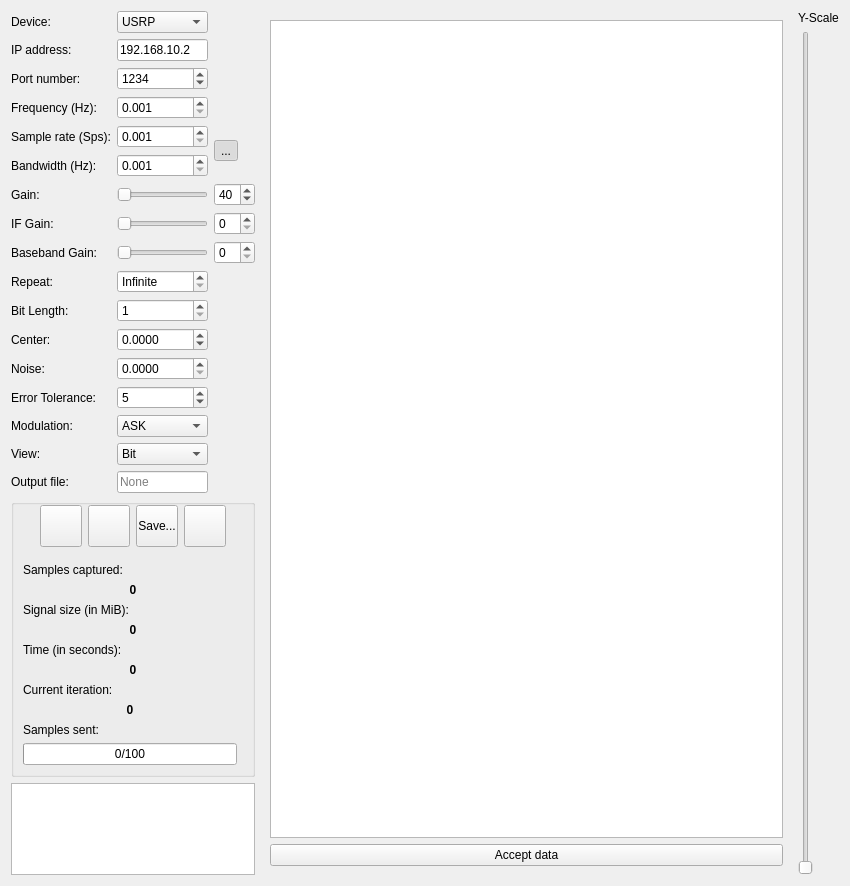
Before: the Qt Designer form ui/send_recv.ui in jopohl/urh, drawn with Qt 5.
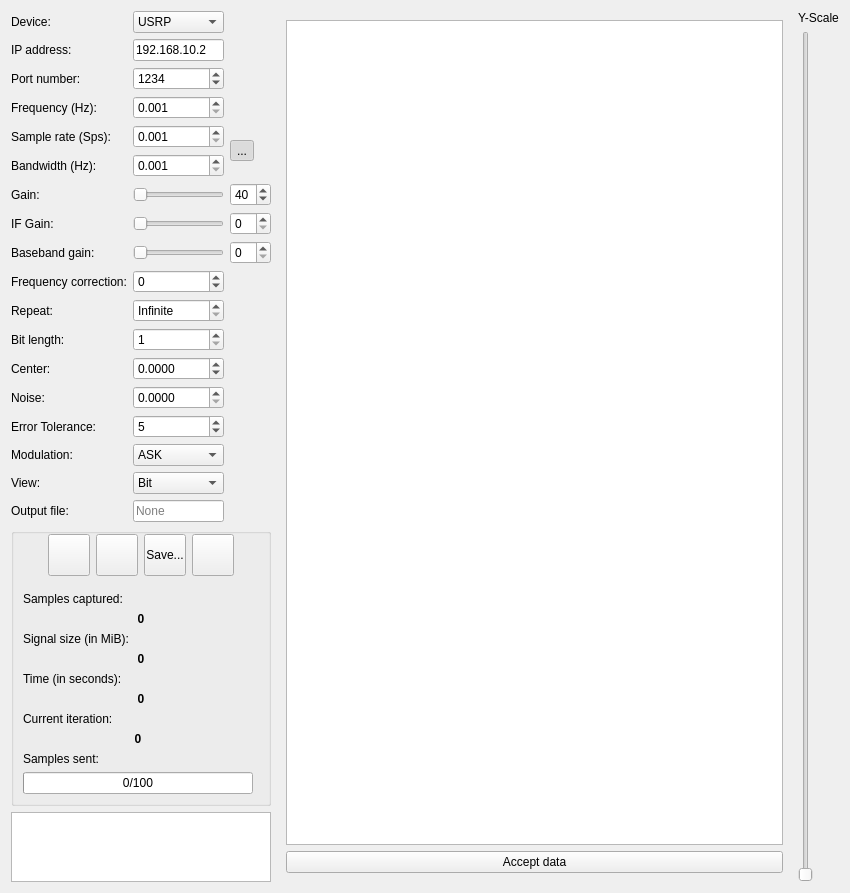
After: the same form once the commit is applied. Icons and pictures are not drawn. Custom widgets are drawn as their Qt base class.

Commit message: add label+spinbox for freq correction

```diff
--- a/ui/send_recv.ui
+++ b/ui/send_recv.ui
@@ -26,7 +26,26 @@
       <layout class="QVBoxLayout" name="verticalLayout">
        <item>
         <layout class="QGridLayout" name="gridLayout">
-         <item row="17" column="2">
+         <item row="15" column="2">
+          <widget class="QComboBox" name="combox_sniff_Modulation">
+           <item>
+            <property name="text">
+             <string>ASK</string>
+            </property>
+           </item>
+           <item>
+            <property name="text">
+             <string>FSK</string>
+            </property>
+           </item>
+           <item>
+            <property name="text">
+             <string>PSK</string>
+            </property>
+           </item>
+          </widget>
+         </item>
+         <item row="18" column="2">
           <widget class="QLineEdit" name="lineEdit_sniff_OutputFile">
            <property name="readOnly">
             <bool>false</bool>
@@ -39,7 +58,7 @@
            </property>
           </widget>
          </item>
-         <item row="16" column="2">
+         <item row="17" column="2">
           <widget class="QComboBox" name="comboBox_sniff_viewtype">
            <item>
             <property name="text">
@@ -99,7 +118,7 @@
            </property>
           </widget>
          </item>
-         <item row="9" column="2">
+         <item row="10" column="2">
           <widget class="QSpinBox" name="spinBoxNRepeat">
            <property name="specialValueText">
             <string>Infinite</string>
@@ -116,7 +135,7 @@
            </property>
           </widget>
          </item>
-         <item row="9" column="0">
+         <item row="10" column="0">
           <widget class="QLabel" name="labelNRepeat">
            <property name="text">
             <string>Repeat:</string>
@@ -179,7 +198,7 @@
            </property>
           </widget>
          </item>
-         <item row="11" column="2">
+         <item row="12" column="2">
           <widget class="QDoubleSpinBox" name="spinbox_sniff_Center">
            <property name="decimals">
             <number>4</number>
@@ -223,7 +242,7 @@
            </property>
           </widget>
          </item>
-         <item row="12" column="2">
+         <item row="13" column="2">
           <widget class="QDoubleSpinBox" name="spinbox_sniff_Noise">
            <property name="decimals">
             <number>4</number>
@@ -272,35 +291,35 @@
            </property>
           </widget>
          </item>
-         <item row="12" column="0">
+         <item row="13" column="0">
           <widget class="QLabel" name="label_sniff_Noise">
            <property name="text">
             <string>Noise:</string>
            </property>
           </widget>
          </item>
-         <item row="11" column="0">
+         <item row="12" column="0">
           <widget class="QLabel" name="label_sniff_Center">
            <property name="text">
             <string>Center:</string>
            </property>
           </widget>
          </item>
-         <item row="17" column="0">
+         <item row="18" column="0">
           <widget class="QLabel" name="label_sniff_OutputFile">
            <property name="text">
             <string>Output file:</string>
            </property>
           </widget>
          </item>
-         <item row="10" column="0">
+         <item row="11" column="0">
           <widget class="QLabel" name="label_sniff_BitLength">
            <property name="text">
-            <string>Bit Length:</string>
+            <string>Bit length:</string>
            </property>
           </widget>
          </item>
-         <item row="10" column="2">
+         <item row="11" column="2">
           <widget class="QSpinBox" name="spinbox_sniff_BitLen">
            <property name="minimum">
             <number>1</number>
@@ -310,14 +329,14 @@
            </property>
           </widget>
          </item>
-         <item row="13" column="0">
+         <item row="14" column="0">
           <widget class="QLabel" name="label_sniff_Tolerance">
            <property name="text">
             <string>Error Tolerance:</string>
            </property>
           </widget>
          </item>
-         <item row="13" column="2">
+         <item row="14" column="2">
           <widget class="QSpinBox" name="spinbox_sniff_ErrorTolerance">
            <property name="maximum">
             <number>999999</number>
@@ -357,7 +376,7 @@
             <string>&lt;html&gt;&lt;head/&gt;&lt;body&gt;&lt;p&gt;The baseband gain is applied to the baseband signal in your software defined radio. The baseband signal is at low frequency and gathered from the RF signal by &lt;span style=&quot; font-weight:600;&quot;&gt;complex downsampling&lt;/span&gt;.&lt;/p&gt;&lt;/body&gt;&lt;/html&gt;</string>
            </property>
            <property name="text">
-            <string>Baseband Gain:</string>
+            <string>Baseband gain:</string>
            </property>
           </widget>
          </item>
@@ -396,37 +415,41 @@
            </property>
           </widget>
          </item>
-         <item row="16" column="0">
-          <widget class="QLabel" name="label_sniff_viewtype">
-           <property name="text">
-            <string>View:</string>
-           </property>
-          </widget>
-         </item>
-         <item row="14" column="0">
+         <item row="15" column="0">
           <widget class="QLabel" name="label_sniff_Modulation">
            <property name="text">
             <string>Modulation:</string>
            </property>
           </widget>
          </item>
-         <item row="14" column="2">
-          <widget class="QComboBox" name="combox_sniff_Modulation">
-           <item>
-            <property name="text">
-             <string>ASK</string>
-            </property>
-           </item>
-           <item>
-            <property name="text">
-             <string>FSK</string>
-            </property>
-           </item>
-           <item>
-            <property name="text">
-             <string>PSK</string>
-            </property>
-           </item>
+         <item row="17" column="0">
+          <widget class="QLabel" name="label_sniff_viewtype">
+           <property name="text">
+            <string>View:</string>
+           </property>
+          </widget>
+         </item>
+         <item row="9" column="0">
+          <widget class="QLabel" name="labelFreqCorrection">
+           <property name="toolTip">
+            <string>&lt;html&gt;&lt;head/&gt;&lt;body&gt;&lt;p&gt;Set the frequency correction in &lt;span style=&quot; font-weight:600;&quot;&gt;ppm&lt;/span&gt;. If you do not know what to enter here, just leave it to zero.&lt;/p&gt;&lt;/body&gt;&lt;/html&gt;</string>
+           </property>
+           <property name="text">
+            <string>Frequency correction:</string>
+           </property>
+          </widget>
+         </item>
+         <item row="9" column="2">
+          <widget class="QSpinBox" name="spinBoxFreqCorrection">
+           <property name="toolTip">
+            <string>&lt;html&gt;&lt;head/&gt;&lt;body&gt;&lt;p&gt;Set the frequency correction in &lt;span style=&quot; font-weight:600;&quot;&gt;ppm&lt;/span&gt;. If you do not know what to enter here, just leave it to zero.&lt;/p&gt;&lt;/body&gt;&lt;/html&gt;</string>
+           </property>
+           <property name="minimum">
+            <number>-1000</number>
+           </property>
+           <property name="maximum">
+            <number>1000</number>
+           </property>
           </widget>
          </item>
         </layout>
```
The commit also changes 1 other file.
